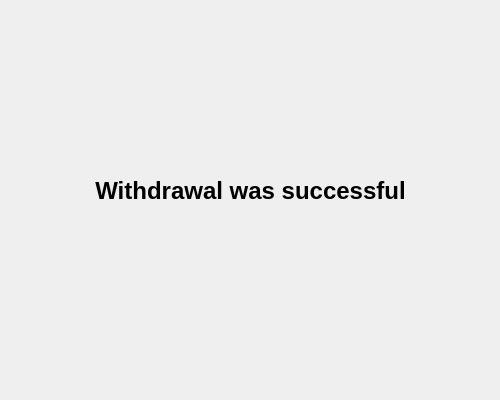
Old version of the form bank-automat/statuswithdrawal.ui in the repository JansQ-75/Riihimaatti.
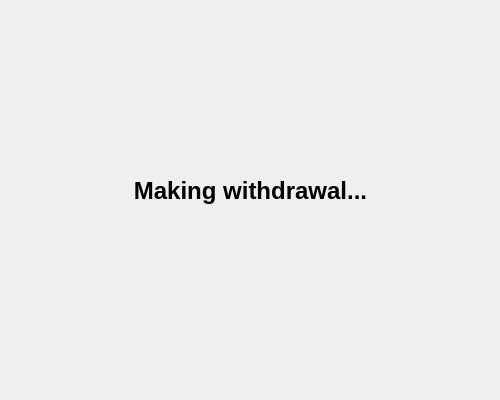
New version of the form.

Commit message: Error text for unsuccessful withdrawal

The edit to the form file:
```diff
--- a/bank-automat/statuswithdrawal.ui
+++ b/bank-automat/statuswithdrawal.ui
@@ -29,7 +29,7 @@
     </font>
    </property>
    <property name="text">
-    <string>Withdrawal was successful</string>
+    <string>Making withdrawal...</string>
    </property>
    <property name="alignment">
     <set>Qt::AlignmentFlag::AlignCenter</set>
```
The commit also changes 2 other files.
